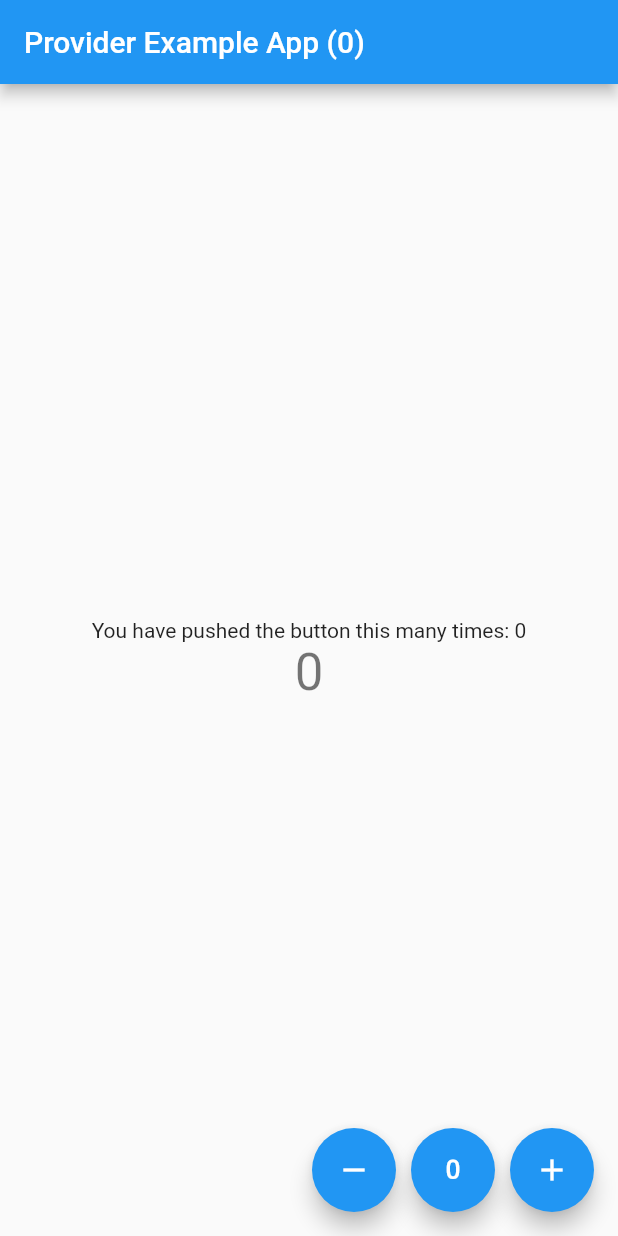
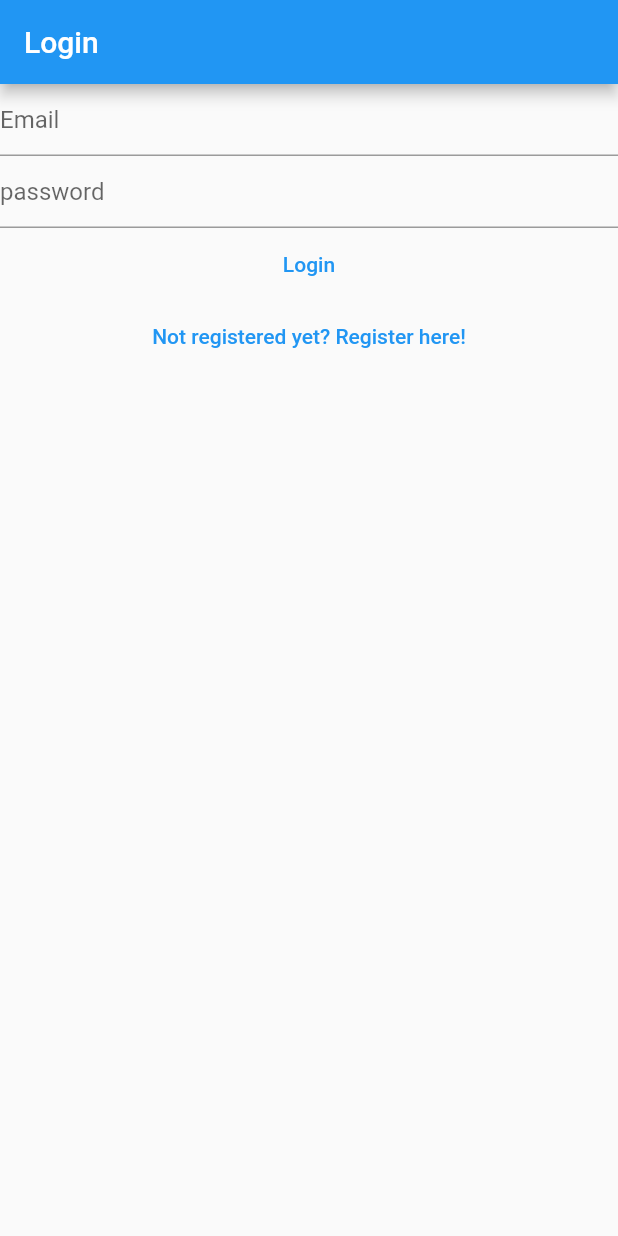
Before and after one commit to Nandan17/project_arbor, a Flutter app: the screen it shows after launch, on a phone screen of 412 x 824 dp. Run offline on Flutter 3.47's test engine with Material 2 defaults, Android fonts, the phone set to English and light mode, and no system bars; our stand-ins replace firebase_auth, firebase_core; accounts and stored records are empty.

Commit message:
third commit

```diff
--- a/arbor/lib/main.dart
+++ b/arbor/lib/main.dart
@@ -1,30 +1,61 @@
-import 'package:arbor/providers/counter_provider.dart';
-import 'package:arbor/views/home_screen.dart';
+import 'package:arbor/views/login_view.dart';
+import 'package:arbor/views/register_view.dart';
+import 'package:arbor/views/verify_email_view.dart';
+import 'package:firebase_auth/firebase_auth.dart';
+import 'package:firebase_core/firebase_core.dart';
 import 'package:flutter/material.dart';
-import 'package:provider/provider.dart';
+import 'firebase_options.dart';
 
 void main() {
+  WidgetsFlutterBinding.ensureInitialized();
   runApp(
-    MultiProvider(
-      providers: [
-        ChangeNotifierProvider(create: (_) => Counter()),
-      ],
-      child: MyApp(),
-    ),
+   MaterialApp(
+     title: 'Arbor',
+     theme: ThemeData(
+       primaryColor: Colors.green,
+     ),
+     home: const HomePage(),
+     routes: {
+       '/login/':(context) => LoginView(),
+       '/register/':(context) => RegisterView(),
+       '/verify-email-view/':(context) => VerifyEmailView(),
+     },
+   )
   );
 }
 
-class MyApp extends StatelessWidget {
-  const MyApp({Key? key}) : super(key: key);
+class HomePage extends StatelessWidget {
+  const HomePage({ Key? key }) : super(key: key);
 
-  // This widget is the root of your application.
   @override
   Widget build(BuildContext context) {
-    return MaterialApp(
-      initialRoute: '/',
-      routes: {
-        '/': (context) => MyHomePage(),
-      },
+    return FutureBuilder(
+      future: Firebase.initializeApp(
+        options: DefaultFirebaseOptions.currentPlatform,
+      ),
+     builder: (context, snapshot) {
+           switch (snapshot.connectionState){
+             case ConnectionState.done:
+                final user = FirebaseAuth.instance.currentUser;
+                if(user != null){
+
+                  if(user.emailVerified){
+                     //devtools.log('email varified');
+                     //return const LoginView();
+                     print('Email is verified');
+                   }else{
+                     return const VerifyEmailView();
+                   }
+                }else{
+                    return const LoginView();
+                }
+
+               return const Text('Done');
+               default:
+                  return const CircularProgressIndicator();
+          }
+
+        },
     );
   }
 }
--- a/arbor/lib/providers/counter_provider.dart
+++ /dev/null
@@ -1,22 +0,0 @@
-import 'package:flutter/material.dart';
-
-class Counter with ChangeNotifier {
-  int _count = 0;
-
-  int get count => _count;
-
-  void increment() {
-    _count++;
-    notifyListeners();
-  }
-
-  void decrement() {
-    _count--;
-    notifyListeners();
-  }
-
-  void reset() {
-    _count = 0;
-    notifyListeners();
-  }
-}
--- a/arbor/lib/views/home_screen.dart
+++ /dev/null
@@ -1,66 +0,0 @@
-import 'package:arbor/providers/counter_provider.dart';
-import 'package:flutter/material.dart';
-import 'package:provider/provider.dart';
-
-class MyHomePage extends StatelessWidget {
-  MyHomePage({Key? key}) : super(key: key);
-
-  @override
-  Widget build(BuildContext context) {
-    return Scaffold(
-      appBar: AppBar(
-        title: Text('Provider Example App (${context.watch<Counter>().count})'),
-      ),
-      body: Center(
-        child: Column(
-          mainAxisSize: MainAxisSize.min,
-          mainAxisAlignment: MainAxisAlignment.center,
-          children: <Widget>[
-            Text(
-                'You have pushed the button this many times: ${context.watch<Counter>().count}'),
-            Count(),
-          ],
-        ),
-      ),
-      floatingActionButton: Row(
-        mainAxisAlignment: MainAxisAlignment.end,
-        children: [
-          FloatingActionButton(
-            key: const Key('decrement_floatingActionButton'),
-            onPressed: () => context.read<Counter>().decrement(),
-            tooltip: 'Decrement',
-            child: const Icon(Icons.remove),
-          ),
-          const SizedBox(
-            width: 10.0,
-          ),
-          FloatingActionButton(
-            key: const Key('reset_floatingActionButton'),
-            onPressed: () => context.read<Counter>().reset(),
-            tooltip: 'Reset',
-            child: const Icon(Icons.exposure_zero),
-          ),
-          const SizedBox(
-            width: 10.0,
-          ),
-          FloatingActionButton(
-            key: const Key('increment_floatingActionButton'),
-            onPressed: () => context.read<Counter>().increment(),
-            tooltip: 'Increment',
-            child: const Icon(Icons.add),
-          ),
-        ],
-      ),
-    );
-  }
-}
-
-class Count extends StatelessWidget {
-  Count({Key? key}) : super(key: key);
-
-  @override
-  Widget build(BuildContext context) {
-    return Text('${context.watch<Counter>().count}',
-        key: Key('counterState'), style: Theme.of(context).textTheme.headline4);
-  }
-}
--- /dev/null
+++ b/arbor/lib/views/login_view.dart
@@ -0,0 +1,85 @@
+import 'package:firebase_auth/firebase_auth.dart';
+import 'package:flutter/material.dart';
+
+class LoginView extends StatefulWidget {
+  const LoginView({ Key? key }) : super(key: key);
+
+  @override
+  State<LoginView> createState() => _LoginViewState();
+}
+
+class _LoginViewState extends State<LoginView> {
+  late final TextEditingController _email;
+  late final TextEditingController _password;
+
+  @override
+  void initState(){
+    _email = TextEditingController();
+    _password = TextEditingController();
+    super.initState();
+  }
+
+  @override
+  void dispose(){
+    _email.dispose();
+    _password.dispose();
+    super.dispose();
+  }
+
+  @override
+  Widget build(BuildContext context) {
+    return Scaffold(
+      appBar: AppBar(
+        title: const Text('Login'),
+      ),
+      body: Column(
+        children: [
+          TextField(
+            controller: _email,
+            enableSuggestions: false,
+            autocorrect: false,
+            keyboardType: TextInputType.emailAddress,
+            decoration: const InputDecoration(
+              hintText: 'Email'
+            ),
+          ),
+          TextField(
+            controller: _password,
+            obscureText: true,
+            enableSuggestions: false,
+            autocorrect: false,
+            decoration: const InputDecoration(
+              hintText: 'password'
+            ),
+          ),
+          TextButton(
+            onPressed: () async {
+             final email = _email.text;
+            final password = _password.text;
+
+            try{
+              await FirebaseAuth.instance.signInWithEmailAndPassword(
+              email: email,
+              password: password,
+              );
+            } on FirebaseAuthException catch(e){
+              if(e.code == 'user-not-found'){
+                print('User not found');
+              } else if(e.code == 'wrong-password'){
+                print('wrong password');
+              }
+            }
+          },
+           child: const Text('Login')
+          ),
+           TextButton(onPressed: (){
+                  Navigator.of(context).pushNamedAndRemoveUntil(
+                    '/register/',
+                    (route) => false);
+                },
+                child: const Text('Not registered yet? Register here!'),
+                )
+      ]),
+    );
+  }
+}
--- /dev/null
+++ b/arbor/lib/views/register_view.dart
@@ -0,0 +1,94 @@
+import 'package:flutter/material.dart';
+import 'package:firebase_auth/firebase_auth.dart';
+
+
+class RegisterView extends StatefulWidget {
+  const RegisterView({ Key? key }) : super(key: key);
+
+  @override
+  State<RegisterView> createState() => _RegisterViewState();
+}
+
+class _RegisterViewState extends State<RegisterView> {
+
+  late final TextEditingController _email;
+  late final TextEditingController _password;
+
+  @override
+  void initState(){
+    _email = TextEditingController();
+    _password = TextEditingController();
+    super.initState();
+  }
+
+  @override
+  void dispose(){ //dispose the Textediting controller
+    _email.dispose();
+    _password.dispose();
+    super.dispose();
+  }
+
+  @override
+  Widget build(BuildContext context) {
+    return Scaffold(
+      appBar: AppBar(title: const Text('Register'),
+      ),
+      body: Column(
+        children: [
+          TextField(
+            controller: _email,
+                  enableSuggestions: false,
+                  autocorrect: false,
+                  keyboardType: TextInputType.emailAddress,
+                  decoration: const InputDecoration(
+                    hintText: 'email'
+                  ),
+                ),
+          TextField(
+                  controller: _password,
+                  obscureText: true,
+                  enableSuggestions: false,
+                  autocorrect: false,
+                  decoration: const InputDecoration(
+                    hintText: 'password'
+                  ),
+                ),
+
+          TextButton(onPressed: () async {
+
+            final email = _email.text;
+            final password = _password.text;
+
+            try{
+              await FirebaseAuth.instance.createUserWithEmailAndPassword(
+              email: email,
+              password: password,
+              );
+              FirebaseAuth.instance.currentUser?.sendEmailVerification();
+              Navigator.of(context).pushNamedAndRemoveUntil(
+                '/verify-email-route',
+                (route) => false,
+                );
+            } on FirebaseAuthException catch(e) {
+              if(e.code == 'weak-password'){
+                print('Weak password');
+              } else if(e.code == 'email-already-in-use'){
+                print('email already exists');
+              } else if(e.code == 'invalid-email'){
+                print('invalid email');
+              }
+            }
+          },
+          child: const Text('Register'),
+          ),
+          TextButton(onPressed: () {
+                  Navigator.of(context).pushNamedAndRemoveUntil(
+                  '/login/',
+                  (route) => false);
+                },
+                child: const Text('Already registered? Login here!'),
+                )
+      ]),
+    );
+  }
+}
--- a/arbor/pubspec.yaml
+++ b/arbor/pubspec.yaml
@@ -35,6 +35,10 @@ dependencies:
   # Use with the CupertinoIcons class for iOS style icons.
   cupertino_icons: ^1.0.2
   provider: ^6.0.2
+  firebase_core: ^1.15.0
+  firebase_auth: ^3.3.15
+  cloud_firestore: ^3.1.13
+  firebase_analytics: ^9.1.6
 
 dev_dependencies:
   flutter_test:
```
Also changed, not shown: arbor/lib/views/verify_email_view.dart (added, +41 -0 lines), arbor/lib/firebase_options.dart (added), arbor/lib/views/data/admin_view.dart (added), arbor/lib/views/data/master_view.dart (added), arbor/lib/views/data/public_view.dart (added), arbor/pubspec.lock, 3 other files.
